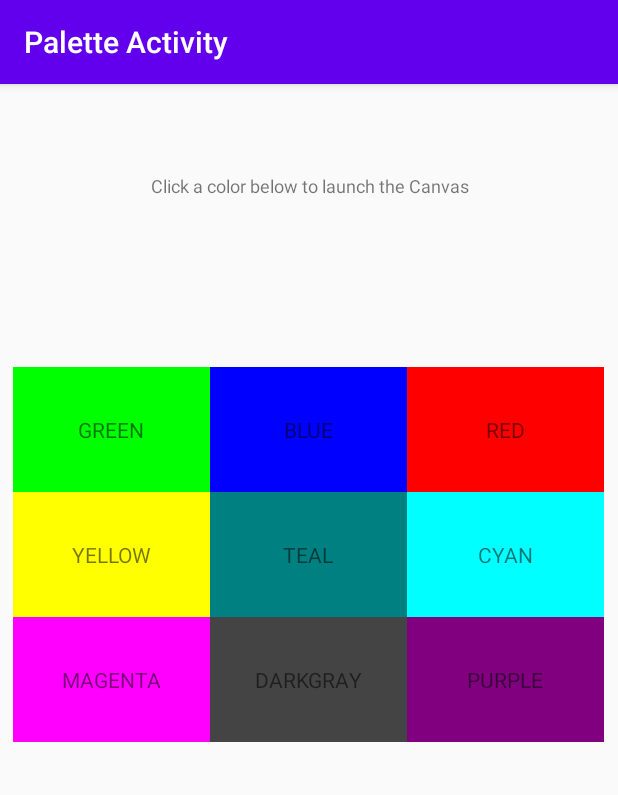
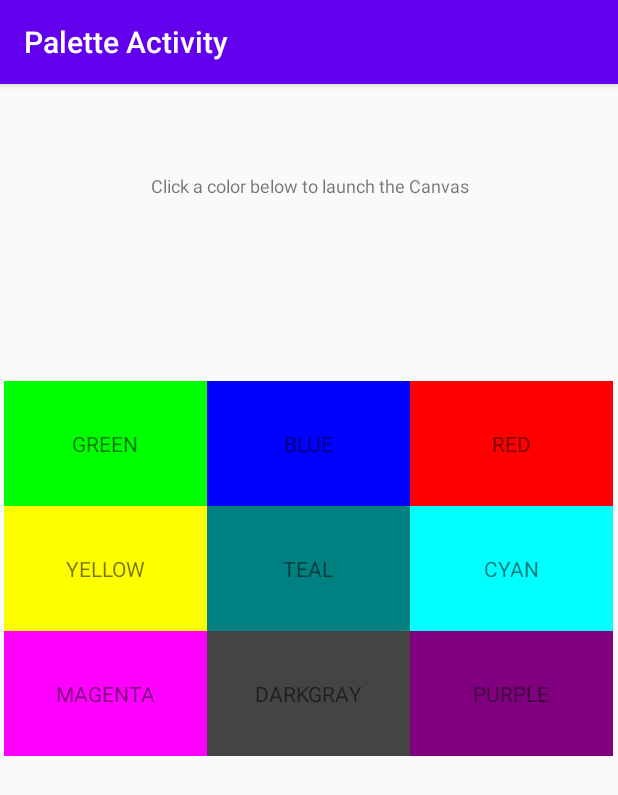
Before and after one commit to Terence21/Lab4-Grid, an Android app: the screen it shows after launch (PaletteActivity before the commit, MainActivity after it), on a phone screen of 412 x 824 dp. Shown: the top 795 px of the screen. Run offline under Robolectric (Android 15) with nearby library versions, the phone set to English and light mode, and no system bars.

Commit message:
Changes 1. created proper fragment resource files and classes 2. PaletteFragment created and displays grid within root view 3. main activity runs palettefragment through transaction

```diff
--- a/app/build.gradle
+++ b/app/build.gradle
@@ -30,6 +30,7 @@ dependencies {
     implementation fileTree(dir: "libs", include: ["*.jar"])
     implementation 'androidx.appcompat:appcompat:1.2.0'
     implementation 'androidx.constraintlayout:constraintlayout:2.0.1'
+    implementation 'androidx.legacy:legacy-support-v4:1.0.0'
     testImplementation 'junit:junit:4.12'
     androidTestImplementation 'androidx.test.ext:junit:1.1.2'
     androidTestImplementation 'androidx.test.espresso:espresso-core:3.3.0'
--- a/app/src/main/AndroidManifest.xml
+++ b/app/src/main/AndroidManifest.xml
@@ -11,7 +11,7 @@
             android:theme="@style/AppTheme">
         <activity android:name=".CanvasActivity">
         </activity>
-        <activity android:name=".PaletteActivity" >
+        <activity android:name=".MainActivity" >
             <intent-filter>
                 <action android:name="android.intent.action.MAIN"/>
 
--- /dev/null
+++ b/app/src/main/java/temple/edu/gridassignment/CanvasFragment.java
@@ -0,0 +1,62 @@
+package temple.edu.gridassignment;
+
+import android.os.Bundle;
+import androidx.fragment.app.Fragment;
+import android.view.LayoutInflater;
+import android.view.View;
+import android.view.ViewGroup;
+
+/**
+ * A simple {@link Fragment} subclass.
+ * Use the {@link CanvasFragment#newInstance} factory method to
+ * create an instance of this fragment.
+ */
+public class CanvasFragment extends Fragment {
+
+    // TODO: Rename parameter arguments, choose names that match
+    // the fragment initialization parameters, e.g. ARG_ITEM_NUMBER
+    private static final String ARG_PARAM1 = "param1";
+    private static final String ARG_PARAM2 = "param2";
+
+    // TODO: Rename and change types of parameters
+    private String mParam1;
+    private String mParam2;
+
+    public CanvasFragment() {
+        // Required empty public constructor
+    }
+
+    /**
+     * Use this factory method to create a new instance of
+     * this fragment using the provided parameters.
+     *
+     * @param param1 Parameter 1.
+     * @param param2 Parameter 2.
+     * @return A new instance of fragment CanvasFragment.
+     */
+    // TODO: Rename and change types and number of parameters
+    public static CanvasFragment newInstance(String param1, String param2) {
+        CanvasFragment fragment = new CanvasFragment();
+        Bundle args = new Bundle();
+        args.putString(ARG_PARAM1, param1);
+        args.putString(ARG_PARAM2, param2);
+        fragment.setArguments(args);
+        return fragment;
+    }
+
+    @Override
+    public void onCreate(Bundle savedInstanceState) {
+        super.onCreate(savedInstanceState);
+        if (getArguments() != null) {
+            mParam1 = getArguments().getString(ARG_PARAM1);
+            mParam2 = getArguments().getString(ARG_PARAM2);
+        }
+    }
+
+    @Override
+    public View onCreateView(LayoutInflater inflater, ViewGroup container,
+                             Bundle savedInstanceState) {
+        // Inflate the layout for this fragment
+        return inflater.inflate(R.layout.fragment_canvas, container, false);
+    }
+}
--- a/app/src/main/java/temple/edu/gridassignment/ColorAdapter.java
+++ b/app/src/main/java/temple/edu/gridassignment/ColorAdapter.java
@@ -20,14 +20,12 @@ public class ColorAdapter extends BaseAdapter {
 
     private final ArrayList<String> colors;
     private final Context context;
-    private final Configuration configuration;
-    private final Resources resources;
 
-    public ColorAdapter(Context context, ArrayList<String> colors, Configuration configuration, Resources resources){
+
+    public ColorAdapter(Context context, ArrayList<String> colors){
         this.context = context;
         this.colors = colors;
-        this.configuration = configuration;
-        this.resources = resources;
+
     }
     @Override
     public int getCount() {
@@ -62,34 +60,12 @@ public class ColorAdapter extends BaseAdapter {
         textView.setGravity(Gravity.CENTER);
 
         textView.setText(colors.get(position).toUpperCase());
-        textView.setBackgroundColor(Color.parseColor(englishColor_toParse(position)));
+        textView.setBackgroundColor(Color.parseColor(context.getResources().getStringArray(R.array.color_array)[position]));
 
 
         return textView;
     }
 
-    /**
-     *
-     * @return if the current configuration is english or not
-     */
-    private boolean isFrench(){
-        return !configuration.getLocales().toLanguageTags().equals(resources.getString(R.string.locale_en));
-    }
 
-    /**
-     * grab a color based off english configuration
-     * @param position grab position of the english color array
-     * @return the english color at the position
-     */
 
-    private String englishColor_toParse(int position){
-        if (isFrench()) {
-            Configuration config = new Configuration();
-            config.setLocale(new Locale(resources.getString(R.string.locale_en)));
-            return context.getApplicationContext().createConfigurationContext(config)
-                    .getResources()
-                    .getStringArray(R.array.color_array)[position];
-        }
-        return colors.get(position);
-    }
 }
--- a/app/src/main/java/temple/edu/gridassignment/PaletteActivity.java
+++ b/app/src/main/java/temple/edu/gridassignment/MainActivity.java
@@ -12,12 +12,17 @@ import android.widget.GridView;
 import android.widget.TextView;
 import androidx.appcompat.app.AppCompatActivity;
 import android.os.Bundle;
+import androidx.fragment.app.Fragment;
+import androidx.fragment.app.FragmentManager;
 
 import java.util.ArrayList;
 import java.util.Arrays;
 import java.util.Locale;
 
-public class PaletteActivity extends AppCompatActivity {
+public class MainActivity extends AppCompatActivity implements PaletteFragment.FragmentInteractionListener {
+
+    boolean isClicked;
+    FragmentManager fm;
 
     @Override
     protected void onCreate(Bundle savedInstanceState) {
@@ -30,24 +35,22 @@ public class PaletteActivity extends AppCompatActivity {
         user_prompt.setTextSize(12);
         user_prompt.setGravity(Gravity.CENTER);
 
+        ArrayList<String> colors = new ArrayList<String>(Arrays.asList(getResources().getStringArray(R.array.color_array)));
 
-        final Resources res = getResources();
-        Configuration configuration = res.getConfiguration();
-        String[] color_arr = res.getStringArray(R.array.color_array);
-        ArrayList<String> colors = new ArrayList<>(Arrays.asList(color_arr));
+        Bundle bundle = new Bundle();
+        PaletteFragment fragment = PaletteFragment.newInstance(colors);
+        bundle.putStringArrayList("key", colors);
+        fragment.setArguments(bundle);
 
-        GridView grid = findViewById(R.id._ColorGrid);
-        grid.setNumColumns(3);
 
-        BaseAdapter adapter = new ColorAdapter(this,colors, configuration, res);
-        grid.setAdapter(adapter);
+        fm = getSupportFragmentManager();
+        fm.beginTransaction()
+                .add(R.id.container_1, fragment)
+                .commit();
 
-        grid.setOnItemClickListener(new AdapterView.OnItemClickListener() {
-            @Override
-            public void onItemClick(AdapterView<?> parent, View view, int position, long id) {
-                send(view, position, PaletteActivity.this, res);
-            }
-        });
+
+
+
     }
 
     /**
@@ -71,4 +74,9 @@ public class PaletteActivity extends AppCompatActivity {
         startActivity(intent);
 
     }
+
+    @Override
+    public void displayColor(String color) {
+
+    }
 }
--- /dev/null
+++ b/app/src/main/java/temple/edu/gridassignment/PaletteFragment.java
@@ -0,0 +1,82 @@
+package temple.edu.gridassignment;
+
+import android.app.Activity;
+import android.content.Context;
+import android.os.Bundle;
+import android.util.Log;
+import android.widget.AdapterView;
+import android.widget.BaseAdapter;
+import android.widget.GridView;
+import android.widget.TextView;
+import androidx.fragment.app.Fragment;
+import android.view.LayoutInflater;
+import android.view.View;
+import android.view.ViewGroup;
+
+import java.lang.reflect.Array;
+import java.util.ArrayList;
+import java.util.Arrays;
+
+
+public class PaletteFragment extends Fragment {
+
+
+    FragmentInteractionListener listener;
+    ArrayList<String> colors;
+
+
+    public PaletteFragment() {
+
+    }
+
+    public static PaletteFragment newInstance(ArrayList<String> colors) {
+        PaletteFragment fragment = new PaletteFragment();
+        Bundle bundle = new Bundle();
+        bundle.putStringArrayList("key", colors);
+        fragment.colors = colors;
+        fragment.setArguments(bundle);
+        return fragment;
+
+    }
+
+    @Override
+    public void onCreate(Bundle savedInstanceState) {
+        super.onCreate(savedInstanceState);
+    }
+
+    @Override
+    public View onCreateView(LayoutInflater inflater, ViewGroup container,
+                             Bundle savedInstanceState) {
+        // attachToRoot means instantly setting view to root of container specified...
+        // in MainActivity the fragment manager is to add the root view of this fragment to the container in activity_main
+        View view = inflater.inflate(R.layout.fragment_palette, container, false);
+
+        GridView grid = (GridView) view.findViewById(R.id._colorGrid);
+        ((GridView) view.findViewById(R.id._colorGrid)).setNumColumns(3);
+
+        ((GridView) view.findViewById(R.id._colorGrid)).setAdapter(new ColorAdapter(getActivity(), colors));
+        ((GridView)view.findViewById(R.id._colorGrid)).setOnItemClickListener(new AdapterView.OnItemClickListener() {
+            @Override
+            public void onItemClick(AdapterView<?> parent, View view, int position, long id) {
+                listener.displayColor(((TextView) view).getText().toString());
+            }
+        });
+        return view;
+    }
+
+    @Override
+    public void onAttach(Context context){
+        super.onAttach(context);
+        try{
+            listener = (FragmentInteractionListener) context;
+        } catch (ClassCastException e){
+            Log.i("class cast error", "Must implement FragmentInteractionListener: " + e.getLocalizedMessage());
+        }
+    }
+
+    public interface FragmentInteractionListener{
+        void displayColor(String color);
+    }
+
+
+}
--- a/app/src/main/res/layout/activity_main.xml
+++ b/app/src/main/res/layout/activity_main.xml
@@ -5,21 +5,20 @@
         xmlns:app="http://schemas.android.com/apk/res-auto"
         android:layout_width="match_parent"
         android:layout_height="match_parent"
-        tools:context=".PaletteActivity">
-    <GridView
-            android:layout_width="395dp"
-            android:layout_height="386dp"
-            android:id="@+id/_ColorGrid"
-            app:layout_constraintBottom_toBottomOf="parent" android:layout_marginBottom="165dp"
-            android:layout_marginTop="72dp" app:layout_constraintTop_toBottomOf="@+id/_prompt"
-            app:layout_constraintStart_toStartOf="parent" android:layout_marginStart="8dp"
-            app:layout_constraintEnd_toEndOf="parent" android:layout_marginEnd="8dp"/>
+        tools:context=".MainActivity">
     <TextView
-            android:text="TextView"
             android:layout_width="245dp"
             android:layout_height="40dp" android:id="@+id/_prompt"
             android:layout_marginEnd="141dp" app:layout_constraintEnd_toEndOf="parent"
             app:layout_constraintTop_toTopOf="parent" android:layout_marginTop="48dp"
             app:layout_constraintStart_toStartOf="parent" android:layout_marginStart="141dp"
     />
+    <FrameLayout
+            android:layout_width="407dp"
+            android:layout_height="551dp"
+            app:layout_constraintEnd_toEndOf="parent" android:layout_marginTop="91dp"
+            app:layout_constraintTop_toBottomOf="@+id/_prompt" app:layout_constraintStart_toStartOf="parent"
+            app:layout_constraintBottom_toBottomOf="parent" android:id="@+id/container_1">
+
+    </FrameLayout>
 </androidx.constraintlayout.widget.ConstraintLayout>
--- /dev/null
+++ b/app/src/main/res/layout/fragment_canvas.xml
@@ -0,0 +1,10 @@
+<?xml version="1.0" encoding="utf-8"?>
+<FrameLayout xmlns:android="http://schemas.android.com/apk/res/android"
+             xmlns:tools="http://schemas.android.com/tools"
+             android:layout_width="match_parent"
+             android:layout_height="match_parent"
+             tools:context=".CanvasFragment">
+    <TextView
+            android:layout_width="match_parent"
+            android:layout_height="match_parent" android:id="@+id/_colorView"/>
+</FrameLayout>
--- /dev/null
+++ b/app/src/main/res/layout/fragment_palette.xml
@@ -0,0 +1,10 @@
+<?xml version="1.0" encoding="utf-8"?>
+<FrameLayout xmlns:android="http://schemas.android.com/apk/res/android"
+             xmlns:tools="http://schemas.android.com/tools"
+             android:layout_width="match_parent"
+             android:layout_height="match_parent"
+             tools:context=".PaletteFragment">
+    <GridView
+            android:layout_width="match_parent"
+            android:layout_height="match_parent" android:id="@+id/_colorGrid"/>
+</FrameLayout>
--- a/app/src/main/res/values/strings.xml
+++ b/app/src/main/res/values/strings.xml
@@ -19,4 +19,7 @@
     <string name="English">English</string>
     <string name="locale_en">en</string>
     <string name="position">position</string>
+    <!-- TODO: Remove or change this placeholder text -->
+    <string name="grid_name">_ColorGrid</string>
+    <string name="textView_name">_ColorView</string>
 </resources>
```
